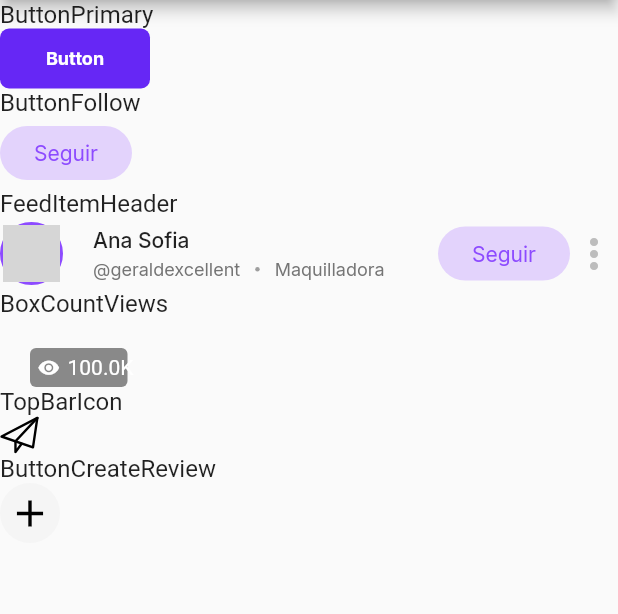
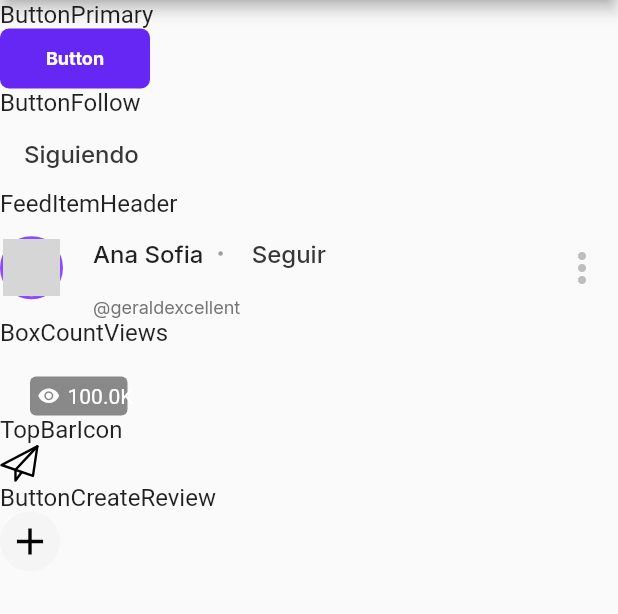
Before and after one commit to tipzty/tipzty_flutter_ui, a Flutter app: the screen it shows after launch, on a phone screen of 412 x 824 dp, the part 84-698 px from its top. Run offline on Flutter 3.47's test engine with Material 2 defaults, Android fonts, the phone set to English and light mode, and no system bars; drawn by our look-alikes of cached_network_image; our stand-ins replace google_fonts, websafe_svg; network calls fail; grey boxes are pictures that could not be loaded.

Commit message:
fix button follow and feed item header

```diff
--- a/lib/main.dart
+++ b/lib/main.dart
@@ -42,15 +42,16 @@ class DesignSystem extends StatelessWidget {
               )),
           Text('ButtonFollow', style: TextStyle(fontSize: 16)),
           ButtonFollow(
+            following: true,
             onPressed: () {},
           ),
           Text('FeedItemHeader', style: TextStyle(fontSize: 16)),
           SizedBox(
             width: 630,
             child: FeedItemHeader(
+              following: false,
               onPressedAvatar: () {},
               onPressedFollow: () {},
-              ocupation: "Maquilladora",
               fullName: "Ana Sofia",
               nickName: "geraldexcellent",
               avatar:
--- a/lib/src/widgets/button_follow.dart
+++ b/lib/src/widgets/button_follow.dart
@@ -5,18 +5,22 @@ import '../../shared/constants.dart';
 
 class ButtonFollow extends StatelessWidget {
   final Function onPressed;
+  final bool following;
 
-  ButtonFollow({this.onPressed});
+  ButtonFollow({this.onPressed, this.following = false});
 
   @override
   Widget build(BuildContext context) {
     return FlatButton(
+        shape: RoundedRectangleBorder(borderRadius: BorderRadius.circular(4)),
+        hoverColor: Colors.transparent,
         onPressed: onPressed,
-        shape: RoundedRectangleBorder(borderRadius: BorderRadius.circular(20)),
-        textColor: primaryColor,
-        color: Color.fromRGBO(227, 211, 252, 1),
+        textColor: textColorBlack,
+        highlightColor: Colors.transparent,
+        splashColor: Colors.transparent,
         child: Container(
-            child: Text("Seguir",
-                style: GoogleFonts.inter(fontWeight: FontWeight.w400))));
+            child: Text(following ? "Siguiendo" : "Seguir",
+                style: GoogleFonts.inter(
+                    fontSize: 16, fontWeight: FontWeight.w500))));
   }
 }
--- a/lib/src/widgets/feed/feed_item_header.dart
+++ b/lib/src/widgets/feed/feed_item_header.dart
@@ -72,7 +72,7 @@ class UserFullNameText extends StatelessWidget {
       text,
       textAlign: TextAlign.left,
       style: GoogleFonts.inter(
-        fontSize: 14,
+        fontSize: 16,
         fontWeight: FontWeight.w500,
       ),
     );
@@ -83,9 +83,9 @@ class FeedItemHeader extends StatelessWidget {
   final String fullName;
   final String nickName;
   final String avatar;
-  final String ocupation;
   final Function onPressedFollow;
   final Function onPressedAvatar;
+  final bool following;
 
   FeedItemHeader(
       {this.fullName,
@@ -93,7 +93,7 @@ class FeedItemHeader extends StatelessWidget {
       this.avatar,
       this.onPressedFollow,
       this.onPressedAvatar,
-      this.ocupation});
+      this.following});
 
   @override
   Widget build(BuildContext context) {
@@ -112,35 +112,39 @@ class FeedItemHeader extends StatelessWidget {
             mainAxisAlignment: MainAxisAlignment.start,
             crossAxisAlignment: CrossAxisAlignment.start,
             children: [
-              UserFullNameText(fullName),
+              Row(
+                children: [
+                  UserFullNameText(fullName),
+                  Padding(
+                    padding: EdgeInsets.fromLTRB(10, 0, 0, 0),
+                    child: TextCircle(
+                      color: Colors.grey,
+                    ),
+                  ),
+                  ButtonFollow(
+                    following: following,
+                    onPressed: onPressedFollow,
+                  ),
+                ],
+              ),
               SizedBox(
                 height: 4,
               ),
               Row(
-                children: [
-                  UserNicknameText("@${nickName}"),
-                  Padding(
-                    padding: EdgeInsets.fromLTRB(10, 0, 10, 0),
-                    child: TextCircle(
-                      color: Colors.grey,
-                    ),
-                  ),
-                  UserNicknameText(ocupation)
-                ],
+                children: [UserNicknameText("@${nickName}")],
               ),
             ],
           ),
         ]),
         Row(
           children: [
-            ButtonFollow(
-              onPressed: onPressedFollow,
-            ),
-            Icon(
-              Icons.more_vert,
-              color: Colors.grey[400],
-              size: 32,
-            )
+            IconButton(
+                onPressed: () {},
+                icon: Icon(
+                  Icons.more_vert,
+                  color: Colors.grey[400],
+                  size: 32,
+                ))
           ],
         )
       ],
```
